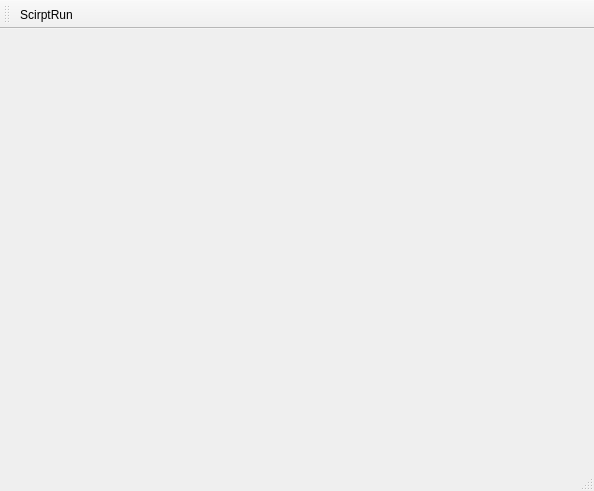
Qt form PyRunnerTest/MainWindows.ui (pengjianaixue/DotNetCallNativePythonMethod) before a commit.
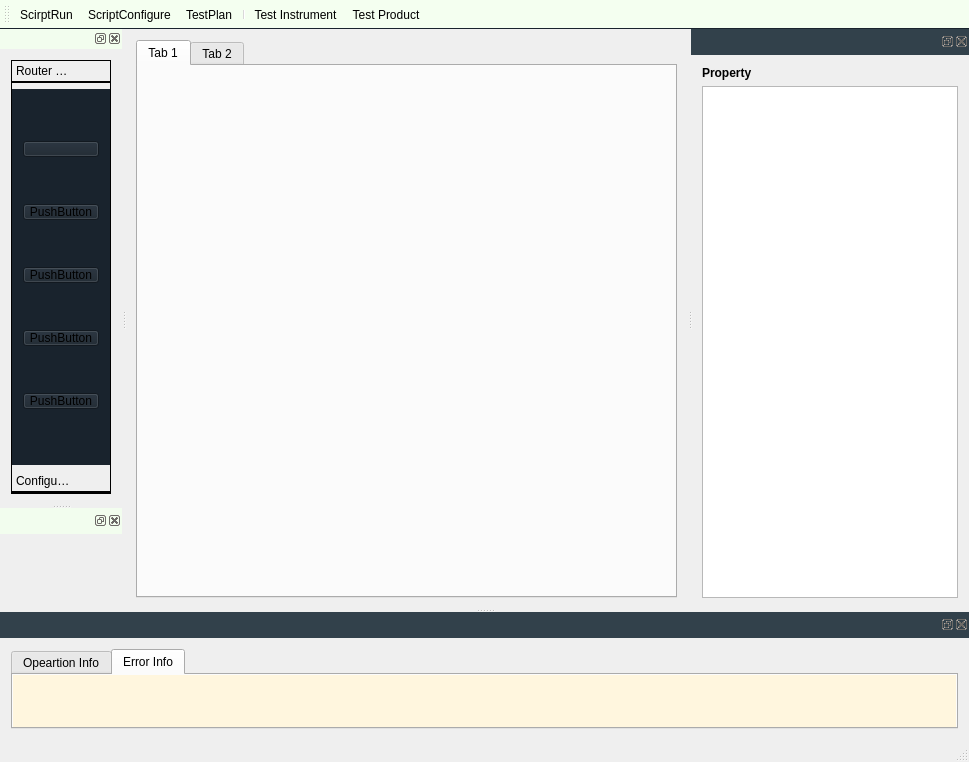
The same form after that commit. The open tabs and pages were chosen to show the change. Icons and pictures are not drawn.

The edit to the form file:
```diff
--- a/PyRunnerTest/MainWindows.ui
+++ b/PyRunnerTest/MainWindows.ui
@@ -6,14 +6,51 @@
    <rect>
     <x>0</x>
     <y>0</y>
-    <width>594</width>
-    <height>491</height>
+    <width>969</width>
+    <height>762</height>
    </rect>
   </property>
   <property name="windowTitle">
    <string>RTA</string>
   </property>
-  <widget class="QWidget" name="centralWidget"/>
+  <property name="styleSheet">
+   <string notr="true">QMainWindow::separator:horizontal {
+    width: 3px;
+    margin-top: 3px;
+    margin-bottom: 3px;
+}
+
+QMainWindow::separator:vertical {
+    height: 3px;
+    margin-left: 3px;
+    margin-right: 3px;
+}</string>
+  </property>
+  <widget class="QWidget" name="centralWidget">
+   <layout class="QGridLayout" name="gridLayout_4">
+    <item row="0" column="0">
+     <layout class="QGridLayout" name="gridLayout_3">
+      <item row="0" column="0">
+       <widget class="QTabWidget" name="tabWidget_2">
+        <property name="currentIndex">
+         <number>0</number>
+        </property>
+        <widget class="QWidget" name="tab">
+         <attribute name="title">
+          <string>Tab 1</string>
+         </attribute>
+        </widget>
+        <widget class="QWidget" name="tab_2">
+         <attribute name="title">
+          <string>Tab 2</string>
+         </attribute>
+        </widget>
+       </widget>
+      </item>
+     </layout>
+    </item>
+   </layout>
+  </widget>
   <widget class="QMenuBar" name="menuBar">
    <property name="geometry">
     <rect>
@@ -25,6 +62,19 @@
    </property>
   </widget>
   <widget class="QToolBar" name="mainToolBar">
+   <property name="styleSheet">
+    <string notr="true">QToolBar {
+	
+	background-color: rgb(244, 255, 240);
+    border-bottom: 1px solid #19232D;
+    padding: 2px;
+    font-weight: bold;
+}
+
+QToolBar QToolButton{
+    background-color: rgb(244, 255, 240);
+}</string>
+   </property>
    <attribute name="toolBarArea">
     <enum>TopToolBarArea</enum>
    </attribute>
@@ -32,8 +82,380 @@
     <bool>false</bool>
    </attribute>
    <addaction name="ScirptRun"/>
+   <addaction name="ScriptConfigure"/>
+   <addaction name="TestPlan"/>
+   <addaction name="separator"/>
+   <addaction name="Test_Instrument"/>
+   <addaction name="TestProduct"/>
   </widget>
   <widget class="QStatusBar" name="statusBar"/>
+  <widget class="QDockWidget" name="DW_ToolDock">
+   <property name="styleSheet">
+    <string notr="true">
+QDockWidget::title {
+    padding: 3px;   /* better size for title bar */
+    border: none;
+    background-color: #f2fdee;
+}
+QDockWidget::dockWidgetContents {
+	
+	border: 1px solid black;
+
+}
+QDockWidget::separator {
+    width: 3px;
+}
+
+
+</string>
+   </property>
+   <attribute name="dockWidgetArea">
+    <number>1</number>
+   </attribute>
+   <widget class="QWidget" name="dockWidgetContents_2">
+    <layout class="QGridLayout" name="gridLayout_5">
+     <item row="0" column="0">
+      <widget class="QToolBox" name="toolBox">
+       <property name="minimumSize">
+        <size>
+         <width>100</width>
+         <height>0</height>
+        </size>
+       </property>
+       <property name="styleSheet">
+        <string notr="true">QToolBox {
+    padding: 0px;
+    border: 1px solid 
+}
+
+QToolBox::selected {
+    padding: 0px;
+    border: 2px solid #1464A0;
+}
+
+QToolBox::tab {
+    border: 1px solid 
+    color: #F0F0F0;
+    border-top-left-radius: 4px;
+    border-top-right-radius: 4px;
+}
+
+QToolBox::tab:disabled {
+    color: #787878;
+}
+
+QToolBox::tab:selected {
+    border-bottom: 2px solid
+}
+
+QToolBox::tab:!selected {
+    border-bottom: 2px solid 
+}
+
+QToolBox::tab:selected:disabled {
+    border-bottom: 2px solid #14506E;
+}
+
+QToolBox::tab:!selected:disabled {
+    background-color: #19232D;
+}
+
+QToolBox::tab:hover {
+    border-color: #148CD2;
+    border-bottom: 2px solid #148CD2;
+}
+
+QToolBox QScrollArea QWidget QWidget {
+    padding: 0px;
+    background-color: #19232D;
+}</string>
+       </property>
+       <property name="frameShape">
+        <enum>QFrame::NoFrame</enum>
+       </property>
+       <property name="lineWidth">
+        <number>5</number>
+       </property>
+       <property name="midLineWidth">
+        <number>3</number>
+       </property>
+       <property name="currentIndex">
+        <number>1</number>
+       </property>
+       <widget class="QWidget" name="TB_Routerpage">
+        <property name="geometry">
+         <rect>
+          <x>0</x>
+          <y>0</y>
+          <width>128</width>
+          <height>326</height>
+         </rect>
+        </property>
+        <attribute name="label">
+         <string>Router Tool</string>
+        </attribute>
+        <layout class="QGridLayout" name="gridLayout_6">
+         <item row="0" column="0">
+          <widget class="QPushButton" name="pushButton_3">
+           <property name="text">
+            <string/>
+           </property>
+          </widget>
+         </item>
+         <item row="1" column="0">
+          <widget class="QPushButton" name="pushButton_5">
+           <property name="text">
+            <string>PushButton</string>
+           </property>
+          </widget>
+         </item>
+         <item row="2" column="0">
+          <widget class="QPushButton" name="pushButton_6">
+           <property name="text">
+            <string>PushButton</string>
+           </property>
+          </widget>
+         </item>
+         <item row="3" column="0">
+          <widget class="QPushButton" name="pushButton_7">
+           <property name="text">
+            <string>PushButton</string>
+           </property>
+          </widget>
+         </item>
+         <item row="4" column="0">
+          <widget class="QPushButton" name="pushButton_8">
+           <property name="text">
+            <string>PushButton</string>
+           </property>
+          </widget>
+         </item>
+        </layout>
+       </widget>
+       <widget class="QWidget" name="TB_ConfigurePage">
+        <property name="geometry">
+         <rect>
+          <x>0</x>
+          <y>0</y>
+          <width>128</width>
+          <height>326</height>
+         </rect>
+        </property>
+        <attribute name="label">
+         <string>Configure Tool</string>
+        </attribute>
+       </widget>
+      </widget>
+     </item>
+    </layout>
+   </widget>
+  </widget>
+  <widget class="QDockWidget" name="DW_historyinfor">
+   <property name="styleSheet">
+    <string notr="true">QDockWidget {
+    outline: 1px solid #f2fdee;
+    background-color: #19232D;
+    border: 1px solid #f2fdee;
+    border-radius: 4px;
+}
+
+QDockWidget::title {
+    padding: 6px;   /* better size for title bar */
+    border: none;
+    background-color: #f2fdee;
+}</string>
+   </property>
+   <attribute name="dockWidgetArea">
+    <number>1</number>
+   </attribute>
+   <widget class="QWidget" name="dockWidgetContents_4">
+    <layout class="QGridLayout" name="gridLayout_9">
+     <item row="0" column="0">
+      <layout class="QGridLayout" name="gridLayout_8"/>
+     </item>
+    </layout>
+   </widget>
+  </widget>
+  <widget class="QDockWidget" name="DW_Proterty">
+   <property name="styleSheet">
+    <string notr="true">QDockWidget {
+    outline: 1px solid #32414B;
+    background-color: #19232D;
+    border: 1px solid #32414B;
+    border-radius: 4px;
+}
+
+QDockWidget::title {
+    padding: 6px;   /* better size for title bar */
+    border: none;
+    background-color: #32414B;
+}
+
+QDockWidget::close-button {
+    background-color: #32414B;
+    border-radius: 4px;
+    border: none;
+}
+
+QDockWidget::close-button:hover {
+    border: 1px solid #32414B;
+}
+
+QDockWidget::close-button:pressed {
+    border: 1px solid #32414B;
+}
+
+QDockWidget::float-button {
+    background-color: #32414B;
+    border-radius: 4px;
+    border: none;
+}
+
+QDockWidget::float-button:hover {
+    border: 1px solid #32414B;
+}
+
+QDockWidget::float-button:pressed {
+    border: 1px solid #32414B;
+}</string>
+   </property>
+   <attribute name="dockWidgetArea">
+    <number>2</number>
+   </attribute>
+   <widget class="QWidget" name="dockWidgetContents_6">
+    <layout class="QGridLayout" name="gridLayout_11">
+     <item row="0" column="0">
+      <layout class="QGridLayout" name="gridLayout_10">
+       <item row="1" column="0">
+        <widget class="QListView" name="LV_ProPerty">
+         <property name="minimumSize">
+          <size>
+           <width>80</width>
+           <height>300</height>
+          </size>
+         </property>
+        </widget>
+       </item>
+       <item row="0" column="0">
+        <widget class="QLabel" name="label">
+         <property name="font">
+          <font>
+           <weight>75</weight>
+           <bold>true</bold>
+          </font>
+         </property>
+         <property name="text">
+          <string>Property</string>
+         </property>
+        </widget>
+       </item>
+      </layout>
+     </item>
+    </layout>
+   </widget>
+  </widget>
+  <widget class="QDockWidget" name="DW_Opeartioninfodisp">
+   <property name="styleSheet">
+    <string notr="true">QDockWidget {
+    outline: 1px solid #32414B;
+    background-color: #19232D;
+    border: 1px solid #32414B;
+    border-radius: 4px;
+}
+
+QDockWidget::title {
+    padding: 6px;   /* better size for title bar */
+    border: none;
+    background-color: #32414B;
+}
+
+QDockWidget::close-button {
+    background-color: #32414B;
+    border-radius: 4px;
+    border: none;
+}
+
+QDockWidget::close-button:hover {
+    border: 1px solid #32414B;
+}
+
+QDockWidget::close-button:pressed {
+    border: 1px solid #32414B;
+}
+
+QDockWidget::float-button {
+    background-color: #32414B;
+    border-radius: 4px;
+    border: none;
+}
+
+QDockWidget::float-button:hover {
+    border: 1px solid #32414B;
+}
+
+QDockWidget::float-button:pressed {
+    border: 1px solid #32414B;
+}</string>
+   </property>
+   <attribute name="dockWidgetArea">
+    <number>8</number>
+   </attribute>
+   <widget class="QWidget" name="dockWidgetContents_7">
+    <layout class="QGridLayout" name="gridLayout_13">
+     <item row="0" column="0">
+      <layout class="QGridLayout" name="gridLayout_12">
+       <item row="0" column="0">
+        <widget class="QTabWidget" name="TW_OpeationDisp">
+         <property name="minimumSize">
+          <size>
+           <width>0</width>
+           <height>80</height>
+          </size>
+         </property>
+         <property name="styleSheet">
+          <string notr="true"/>
+         </property>
+         <property name="currentIndex">
+          <number>1</number>
+         </property>
+         <property name="movable">
+          <bool>true</bool>
+         </property>
+         <widget class="QWidget" name="tw_opeartioninfo">
+          <property name="font">
+           <font>
+            <weight>75</weight>
+            <bold>true</bold>
+           </font>
+          </property>
+          <property name="styleSheet">
+           <string notr="true">background-color: rgb(246, 255, 240);</string>
+          </property>
+          <attribute name="title">
+           <string>Opeartion Info</string>
+          </attribute>
+         </widget>
+         <widget class="QWidget" name="tw_errorinfo">
+          <property name="font">
+           <font>
+            <weight>75</weight>
+            <bold>true</bold>
+           </font>
+          </property>
+          <property name="styleSheet">
+           <string notr="true">background-color: rgb(255, 246, 222);</string>
+          </property>
+          <attribute name="title">
+           <string>Error Info</string>
+          </attribute>
+         </widget>
+        </widget>
+       </item>
+      </layout>
+     </item>
+    </layout>
+   </widget>
+  </widget>
   <action name="ScirptRun">
    <property name="icon">
     <iconset resource="HomePage.qrc">
@@ -46,6 +468,51 @@
     <string>Ctrl+R</string>
    </property>
   </action>
+  <action name="ScriptConfigure">
+   <property name="icon">
+    <iconset resource="HomePage.qrc">
+     <normaloff>:/StartForm/Resources/config_script.png</normaloff>:/StartForm/Resources/config_script.png</iconset>
+   </property>
+   <property name="text">
+    <string>ScriptConfigure</string>
+   </property>
+   <property name="shortcut">
+    <string>Ctrl+F</string>
+   </property>
+  </action>
+  <action name="TestPlan">
+   <property name="icon">
+    <iconset resource="HomePage.qrc">
+     <normaloff>:/StartForm/Resources/test plan.png</normaloff>:/StartForm/Resources/test plan.png</iconset>
+   </property>
+   <property name="text">
+    <string>TestPlan</string>
+   </property>
+   <property name="shortcut">
+    <string>Ctrl+P</string>
+   </property>
+  </action>
+  <action name="Test_Instrument">
+   <property name="icon">
+    <iconset resource="HomePage.qrc">
+     <normaloff>:/StartForm/Resources/instrment.png</normaloff>:/StartForm/Resources/instrment.png</iconset>
+   </property>
+   <property name="text">
+    <string>Test Instrument</string>
+   </property>
+   <property name="shortcut">
+    <string>Ctrl+I</string>
+   </property>
+  </action>
+  <action name="TestProduct">
+   <property name="icon">
+    <iconset resource="HomePage.qrc">
+     <normaloff>:/StartForm/Resources/rru.png</normaloff>:/StartForm/Resources/rru.png</iconset>
+   </property>
+   <property name="text">
+    <string>Test Product</string>
+   </property>
+  </action>
  </widget>
  <layoutdefault spacing="6" margin="11"/>
  <resources>
```
Left out of the diff: 5 changed lines with no effect on the pictures.
